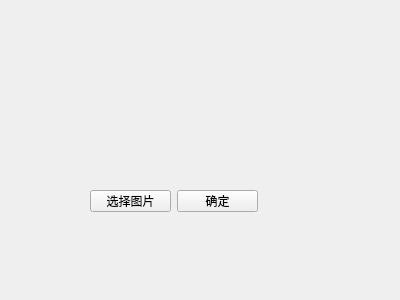
This is opencv_cvtColor/opencv_2Lab/ControlItem.ui in ngzHappy/oct2 as Qt 5 draws it before an edit. The edited form follows.
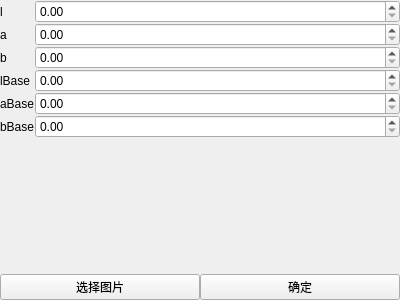
This is the edited form.

```diff
--- a/opencv_cvtColor/opencv_2Lab/ControlItem.ui
+++ b/opencv_cvtColor/opencv_2Lab/ControlItem.ui
@@ -13,32 +13,114 @@
   <property name="windowTitle">
    <string>Form</string>
   </property>
-  <widget class="QWidget" name="">
-   <property name="geometry">
-    <rect>
-     <x>90</x>
-     <y>190</y>
-     <width>168</width>
-     <height>22</height>
-    </rect>
+  <layout class="QVBoxLayout" name="verticalLayout">
+   <property name="spacing">
+    <number>0</number>
    </property>
-   <layout class="QHBoxLayout" name="horizontalLayout">
-    <item>
-     <widget class="QPushButton" name="select_image_button">
-      <property name="text">
-       <string>选择图片</string>
-      </property>
-     </widget>
-    </item>
-    <item>
-     <widget class="QPushButton" name="do_button">
-      <property name="text">
-       <string>确定</string>
-      </property>
-     </widget>
-    </item>
-   </layout>
-  </widget>
+   <property name="leftMargin">
+    <number>0</number>
+   </property>
+   <property name="topMargin">
+    <number>0</number>
+   </property>
+   <property name="rightMargin">
+    <number>0</number>
+   </property>
+   <property name="bottomMargin">
+    <number>0</number>
+   </property>
+   <item>
+    <layout class="QFormLayout" name="formLayout">
+     <property name="horizontalSpacing">
+      <number>0</number>
+     </property>
+     <property name="verticalSpacing">
+      <number>0</number>
+     </property>
+     <item row="0" column="0">
+      <widget class="QLabel" name="lLabel">
+       <property name="text">
+        <string>l</string>
+       </property>
+      </widget>
+     </item>
+     <item row="0" column="1">
+      <widget class="QDoubleSpinBox" name="lDoubleSpinBox"/>
+     </item>
+     <item row="1" column="0">
+      <widget class="QLabel" name="aLabel">
+       <property name="text">
+        <string>a</string>
+       </property>
+      </widget>
+     </item>
+     <item row="1" column="1">
+      <widget class="QDoubleSpinBox" name="aDoubleSpinBox"/>
+     </item>
+     <item row="2" column="0">
+      <widget class="QLabel" name="bLabel">
+       <property name="text">
+        <string>b</string>
+       </property>
+      </widget>
+     </item>
+     <item row="2" column="1">
+      <widget class="QDoubleSpinBox" name="bDoubleSpinBox"/>
+     </item>
+     <item row="3" column="0">
+      <widget class="QLabel" name="lBaseLabel">
+       <property name="text">
+        <string>lBase</string>
+       </property>
+      </widget>
+     </item>
+     <item row="3" column="1">
+      <widget class="QDoubleSpinBox" name="lBaseDoubleSpinBox"/>
+     </item>
+     <item row="4" column="0">
+      <widget class="QLabel" name="aBaseLabel">
+       <property name="text">
+        <string>aBase</string>
+       </property>
+      </widget>
+     </item>
+     <item row="4" column="1">
+      <widget class="QDoubleSpinBox" name="aBaseDoubleSpinBox"/>
+     </item>
+     <item row="5" column="0">
+      <widget class="QLabel" name="bBaseLabel">
+       <property name="text">
+        <string>bBase</string>
+       </property>
+      </widget>
+     </item>
+     <item row="5" column="1">
+      <widget class="QDoubleSpinBox" name="bBaseDoubleSpinBox"/>
+     </item>
+    </layout>
+   </item>
+   <item>
+    <layout class="QHBoxLayout" name="horizontalLayout">
+     <property name="spacing">
+      <number>0</number>
+     </property>
+     <item>
+      <widget class="QPushButton" name="select_image_button">
+       <property name="text">
+        <string>选择图片</string>
+       </property>
+      </widget>
+     </item>
+     <item>
+      <widget class="QPushButton" name="do_button">
+       <property name="text">
+        <string>确定</string>
+       </property>
+      </widget>
+     </item>
+    </layout>
+   </item>
+  </layout>
  </widget>
  <resources/>
  <connections/>
```
Left out of the diff: 99 changed lines with no effect on the pictures.
